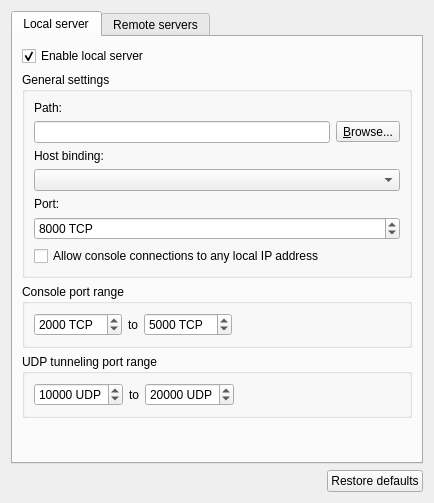
GNS3/gns3-gui, file gns3/ui/server_preferences_page.ui: the form before one commit.
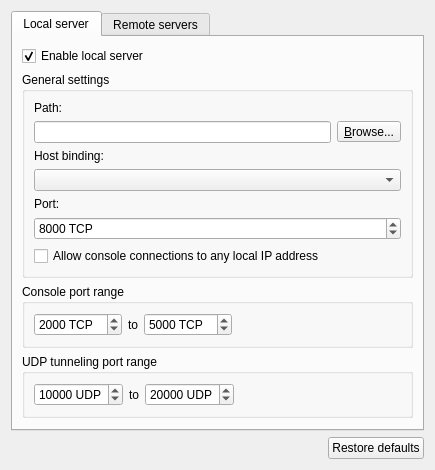
The form after the commit.

What changed in the file:
```diff
--- a/gns3/ui/server_preferences_page.ui
+++ b/gns3/ui/server_preferences_page.ui
@@ -6,8 +6,8 @@
    <rect>
     <x>0</x>
     <y>0</y>
-    <width>430</width>
-    <height>503</height>
+    <width>435</width>
+    <height>445</height>
    </rect>
   </property>
   <property name="windowTitle">
```
Left out of the diff: 11 changed lines with no effect on the pictures.
